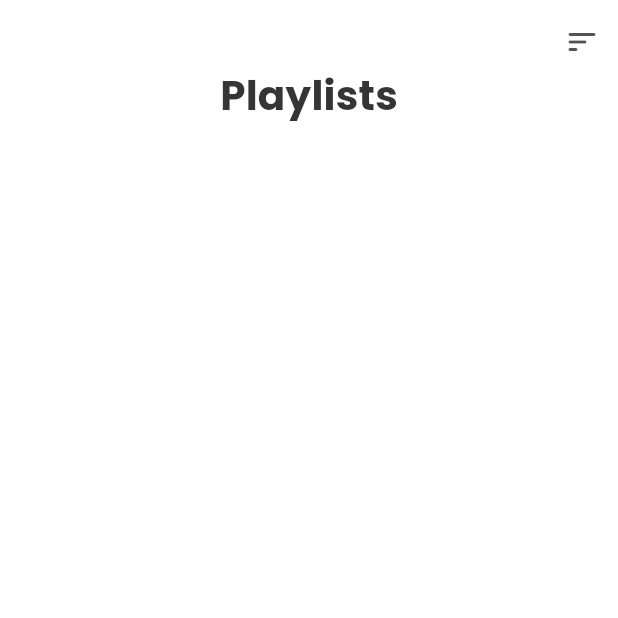
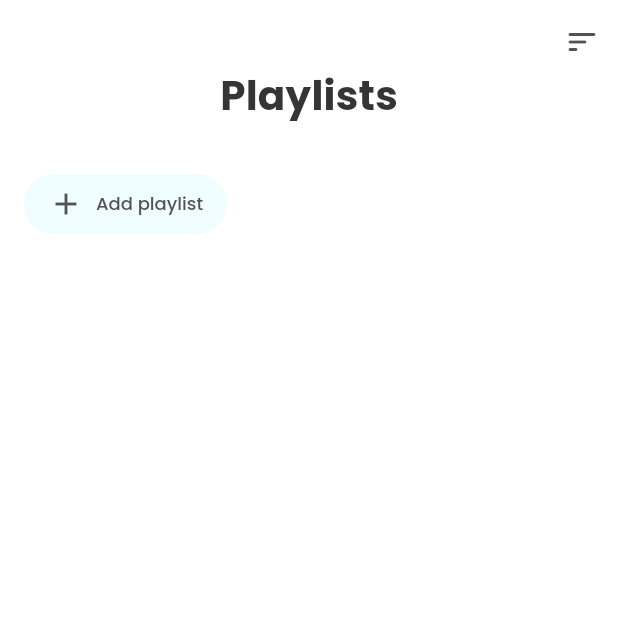
Before and after one commit to flutter-preview/KenStarry-Flow, a Flutter app: the PlaylistScreen screen opened directly, on a phone screen of 412 x 824 dp, the top half of it. Run offline on Flutter 3.47's test engine with Material 2 defaults, Android fonts, the phone set to English and light mode, and no system bars; our stand-ins replace audio_service, azlistview, get, get_it, hive, hive_flutter and 6 more; missing offline and left inert: on_audio_query_platform_interface; accounts and stored records are empty.

Commit message:
New Playlist button

```diff
--- /dev/null
+++ b/lib/features/feature_playlist/presentation/components/new_playlist_button.dart
@@ -0,0 +1,18 @@
+import 'package:flutter/material.dart';
+import 'package:get/get.dart';
+
+Widget addNewPlaylistBtn({required VoidCallback onTap}) =>
+    GestureDetector(onTap: onTap, child: Container(
+      padding: const EdgeInsets.symmetric(horizontal: 16, vertical: 8),
+      decoration: BoxDecoration(
+        borderRadius: BorderRadius.circular(50),
+        color: Theme.of(Get.context!).primaryColorDark
+      ),
+      child: Row(
+        children: [
+          Icon(Icons.add, color: Theme.of(Get.context!).iconTheme.color,),
+          const SizedBox(width: 8,),
+          Text("Add playlist", style: Theme.of(Get.context!).textTheme.bodySmall,)
+        ],
+      ),
+    ));
--- a/lib/features/feature_playlist/presentation/playlist_screen.dart
+++ b/lib/features/feature_playlist/presentation/playlist_screen.dart
@@ -1,5 +1,7 @@
 import 'package:flow/features/feature_playlist/presentation/components/playlist_appbar.dart';
 import 'package:flutter/material.dart';
+
+import 'components/new_playlist_button.dart';
 
 class PlaylistScreen extends StatefulWidget {
   const PlaylistScreen({super.key});
@@ -15,7 +17,19 @@ class _PlaylistScreenState extends State<PlaylistScreen> {
       backgroundColor: Theme.of(context).scaffoldBackgroundColor,
       body: CustomScrollView(
         slivers: [
-          playlistAppBar()
+          playlistAppBar(),
+          //  header
+          SliverToBoxAdapter(
+            child: Padding(
+              padding: const EdgeInsets.all(16.0),
+              child: Row(
+                children: [
+                  //  add new playlist
+                  addNewPlaylistBtn(onTap: () {})
+                ],
+              ),
+            ),
+          )
         ],
       ),
     );
```
